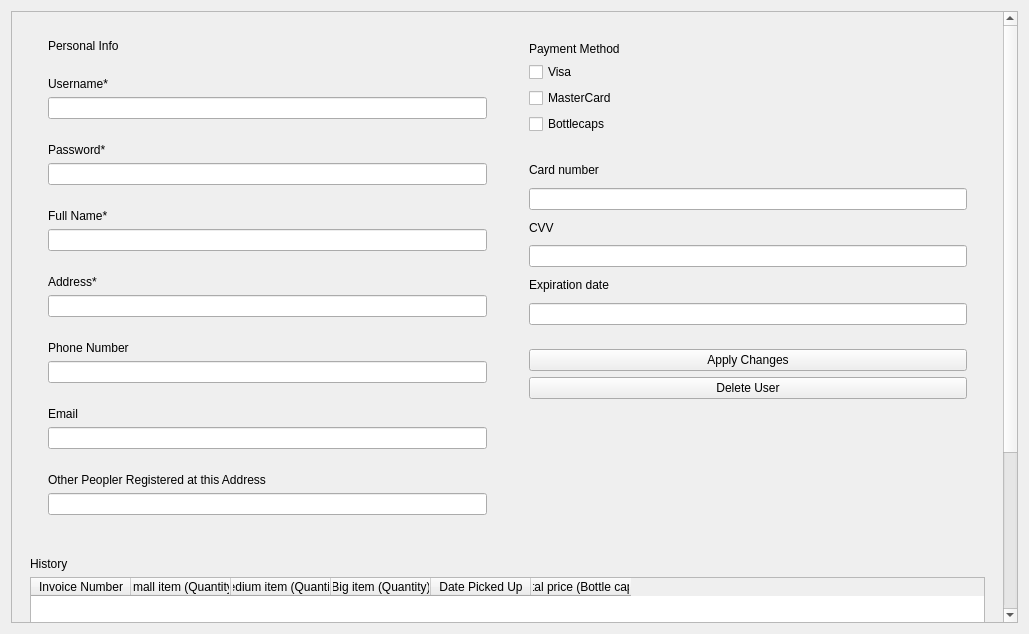
This is optionswindow.ui in EduPonz/SmartTrashCan_B376 as Qt 5 draws it before an edit. The edited form follows.
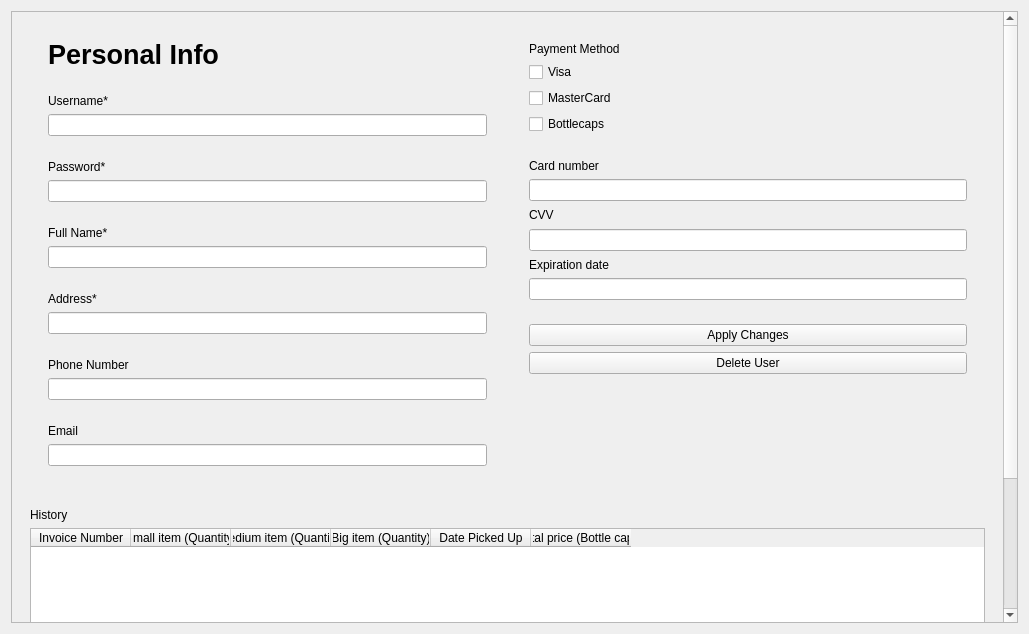
This is the edited form.

Commit message: No history table to signup. No other people with the same address

What changed in the file:
```diff
--- a/optionswindow.ui
+++ b/optionswindow.ui
@@ -24,8 +24,8 @@
        <rect>
         <x>0</x>
         <y>0</y>
-        <width>995</width>
-        <height>824</height>
+        <width>988</width>
+        <height>890</height>
        </rect>
       </property>
       <layout class="QVBoxLayout" name="verticalLayout" stretch="0,0">
@@ -43,6 +43,13 @@
                <layout class="QHBoxLayout" name="horizontalLayout_3">
                 <item>
                  <widget class="QLabel" name="label">
+                  <property name="font">
+                   <font>
+                    <pointsize>20</pointsize>
+                    <weight>75</weight>
+                    <bold>true</bold>
+                   </font>
+                  </property>
                   <property name="text">
                    <string>Personal Info</string>
                   </property>
@@ -147,22 +154,6 @@
                </layout>
               </widget>
              </item>
-             <item>
-              <widget class="QWidget" name="widget" native="true">
-               <layout class="QVBoxLayout" name="verticalLayout_9">
-                <item>
-                 <widget class="QLabel" name="label_7">
-                  <property name="text">
-                   <string>Other Peopler Registered at this Address</string>
-                  </property>
-                 </widget>
-                </item>
-                <item>
-                 <widget class="QLineEdit" name="optionsOtherPeopleLineEdit"/>
-                </item>
-               </layout>
-              </widget>
-             </item>
             </layout>
            </widget>
           </item>
```
The commit also changes 1 other file.
